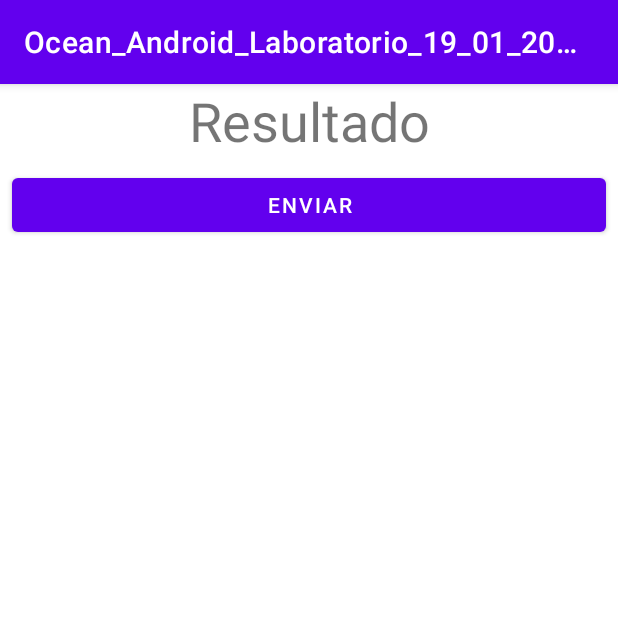
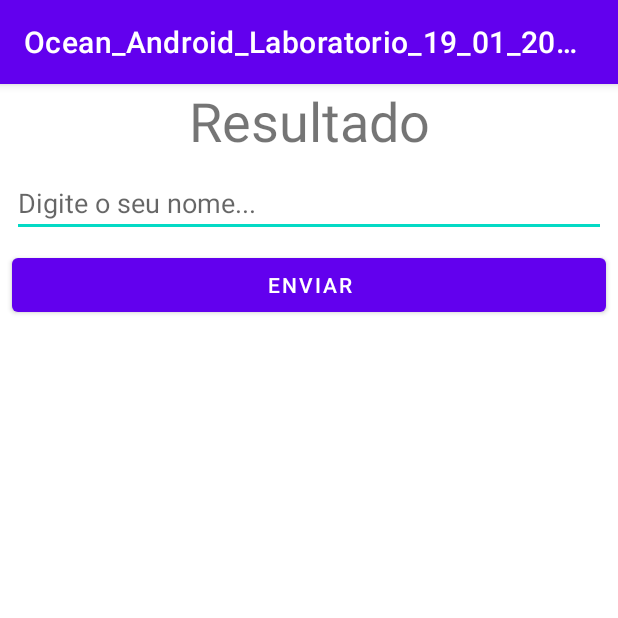
Before and after one commit to paulosalvatore/Ocean_Android_Laboratorio_19_01_2021, an Android app: the screen it shows after launch (MainActivity), on a phone screen of 412 x 824 dp, the top half of it. Run offline under Robolectric (Android 15) with nearby library versions, the phone set to English and light mode, and no system bars.

Commit message:
Criação do EditText etNome

```diff
--- a/app/src/main/res/layout/activity_main.xml
+++ b/app/src/main/res/layout/activity_main.xml
@@ -16,6 +16,20 @@
         app:layout_constraintRight_toRightOf="parent"
         app:layout_constraintTop_toTopOf="parent" />
 
+    <EditText
+        android:id="@+id/etNome"
+        android:layout_width="0dp"
+        android:layout_height="wrap_content"
+        android:layout_marginStart="8dp"
+        android:layout_marginLeft="8dp"
+        android:layout_marginTop="8dp"
+        android:layout_marginEnd="8dp"
+        android:layout_marginRight="8dp"
+        android:hint="Digite o seu nome..."
+        app:layout_constraintEnd_toEndOf="parent"
+        app:layout_constraintStart_toStartOf="parent"
+        app:layout_constraintTop_toBottomOf="@+id/tvResultado" />
+
     <Button
         android:id="@+id/btEnviar"
         android:layout_width="0dp"
@@ -28,6 +42,6 @@
         android:text="Enviar"
         app:layout_constraintEnd_toEndOf="parent"
         app:layout_constraintStart_toStartOf="parent"
-        app:layout_constraintTop_toBottomOf="@+id/tvResultado" />
+        app:layout_constraintTop_toBottomOf="@+id/etNome" />
 
 </androidx.constraintlayout.widget.ConstraintLayout>
```
